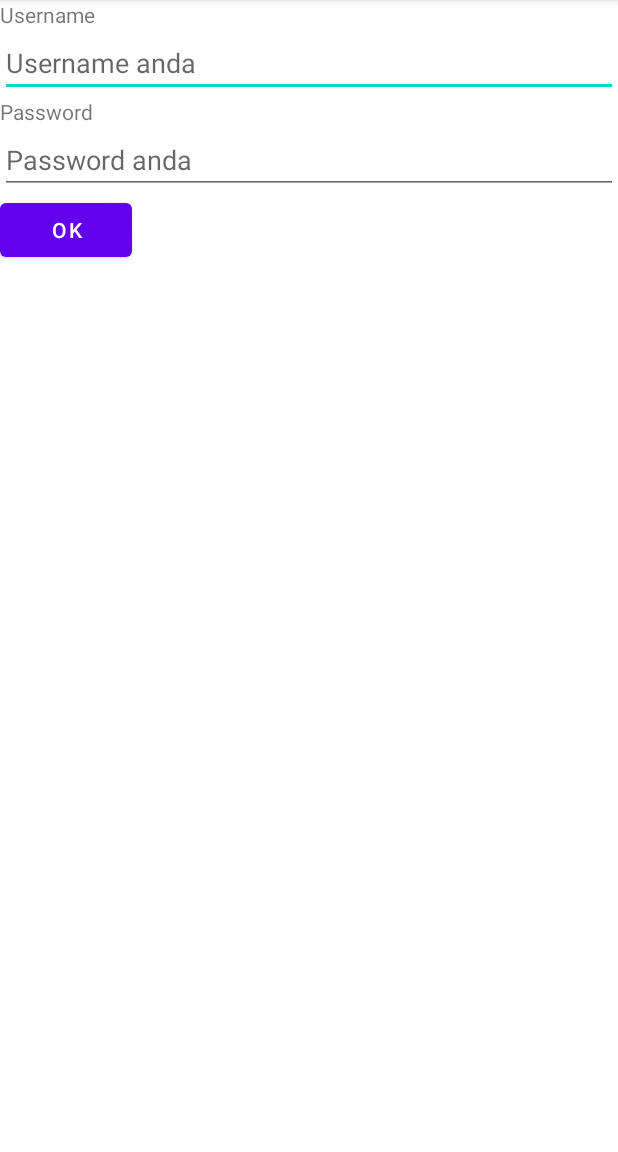
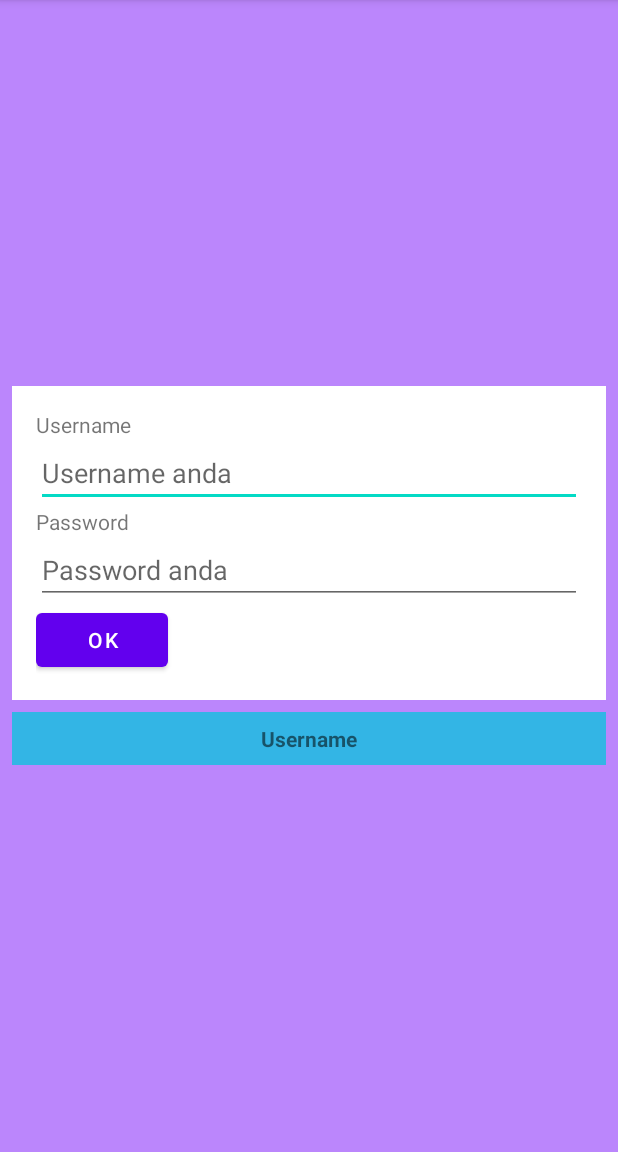
Before and after one commit to pengdst/BP2-SI03-materi-praktikum-basic, an Android app: the screen it shows after launch (MainActivity), on a phone screen of 412 x 824 dp, the part 84-1236 px from its top. Run offline under Robolectric (Android 15) with nearby library versions, the phone set to English and light mode, and no system bars.

Commit message:
tambah nested LinearLayout

```diff
--- a/app/src/main/res/layout/activity_main.xml
+++ b/app/src/main/res/layout/activity_main.xml
@@ -4,9 +4,18 @@
     xmlns:android="http://schemas.android.com/apk/res/android"
     android:layout_width="match_parent"
     android:layout_height="match_parent"
+    android:background="@color/purple_200"
+    android:orientation="vertical"
+    android:padding="8dp"
+    android:gravity="center"
+    tools:context=".MainActivity">
+
+    <LinearLayout
+        android:layout_width="match_parent"
+        android:layout_height="wrap_content"
+        android:padding="16dp"
         android:background="@android:color/white"
-    android:orientation="vertical"
-    tools:context=".MainActivity">
+        android:orientation="vertical">
 
         <TextView
             android:layout_width="wrap_content"
@@ -42,3 +51,22 @@
             app:layout_constraintVertical_bias="0.614" />
 
     </LinearLayout>
+
+    <LinearLayout
+        android:layout_width="match_parent"
+        android:layout_height="wrap_content"
+        android:orientation="vertical"
+        android:layout_marginTop="8dp"
+        android:padding="8dp"
+        android:background="@android:color/holo_blue_light"
+        android:gravity="center">
+
+        <TextView
+            android:layout_width="wrap_content"
+            android:layout_height="wrap_content"
+            android:textStyle="bold"
+            android:text="Username"/>
+
+    </LinearLayout>
+
+</LinearLayout>
```
Lines whose indentation alone changed are shown as unchanged.
